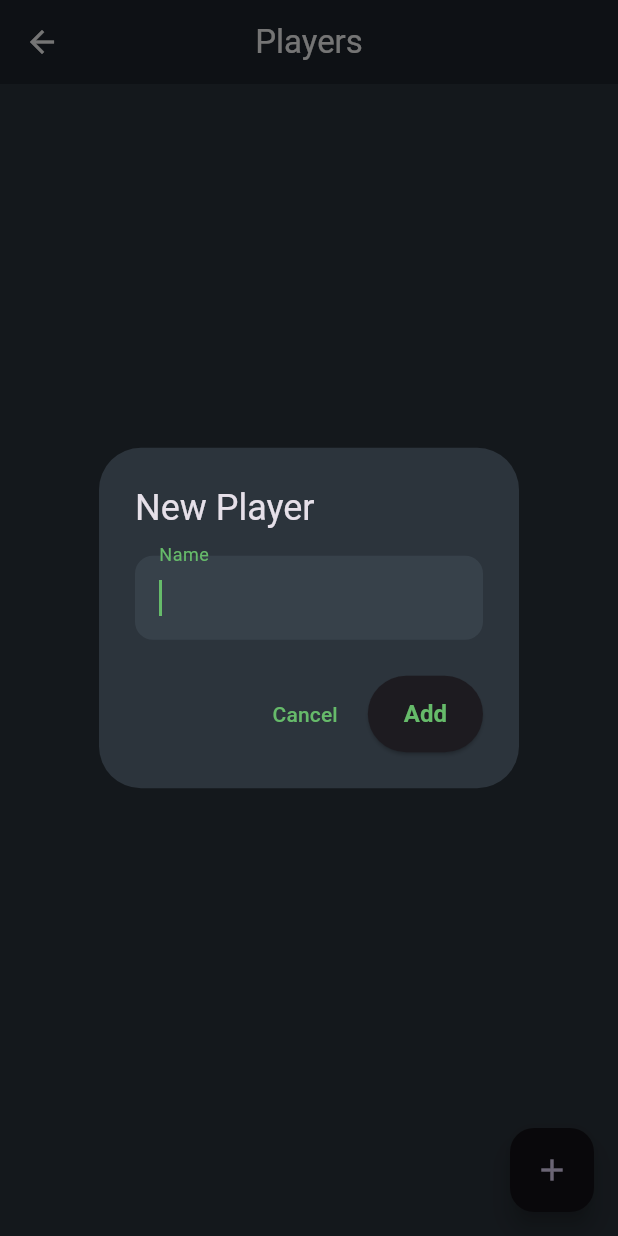
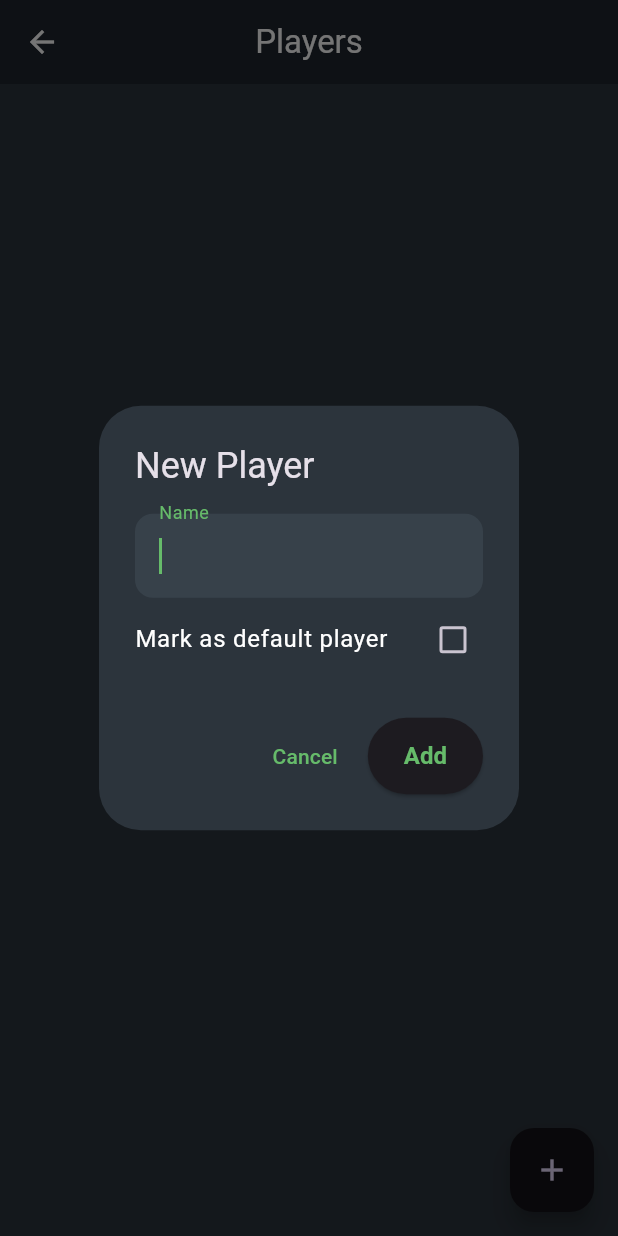
Before and after one commit to nkta/LudoCount, a Flutter app: the PlayerListScreen screen opened by its route, after a tap on the "add" icon, on a phone screen of 412 x 824 dp. Run offline on Flutter 3.47's test engine with Material 3 defaults, Android fonts, the light colour scheme and no system bars; our stand-ins replace hive, hive_flutter; accounts and stored records are empty.

Commit message:
Add default player selection and auto-prefill for new games

```diff
--- a/lib/l10n/app_localizations.dart
+++ b/lib/l10n/app_localizations.dart
@@ -32,8 +32,14 @@ class AppLocalizations {
       'gameTitleHint': 'Soirée Jeux...',
       'defaultGameTitle': 'Partie du {date}',
       'selectPlayers': 'Sélectionnez les joueurs',
+      'quickSelectDefaults': 'Sélectionner les joueurs par défaut ({count})',
+      'quickSelectLast':
+          'Pré-sélectionner les {count} joueurs de la dernière partie',
       'noPlayers': 'Aucun joueur disponible.',
       'createPlayers': 'Créer des joueurs',
+      'defaultPlayer': 'Sélection par défaut',
+      'markAsDefault': 'Marquer comme joueur par défaut',
+      'defaultBadge': 'Par défaut',
       'options': 'Options',
       'inverseScoring': 'Marquage inversé (le plus bas gagne)',
       'inverseScoringSubtitle': 'Ex: Golf, Skyjo...',
@@ -92,8 +98,13 @@ class AppLocalizations {
       'gameTitleHint': 'Game night...',
       'defaultGameTitle': 'Game on {date}',
       'selectPlayers': 'Select players',
+      'quickSelectDefaults': 'Select default players ({count})',
+      'quickSelectLast': 'Preselect last game\'s {count} players',
       'noPlayers': 'No players available.',
       'createPlayers': 'Create players',
+      'defaultPlayer': 'Default selection',
+      'markAsDefault': 'Mark as default player',
+      'defaultBadge': 'Default',
       'options': 'Options',
       'inverseScoring': 'Inverse scoring (lowest wins)',
       'inverseScoringSubtitle': 'Ex: Golf, Skyjo...',
@@ -151,8 +162,14 @@ class AppLocalizations {
       'gameTitleHint': 'Noche de juegos...',
       'defaultGameTitle': 'Partida del {date}',
       'selectPlayers': 'Seleccione los jugadores',
+      'quickSelectDefaults': 'Seleccionar jugadores por defecto ({count})',
+      'quickSelectLast':
+          'Preseleccionar los {count} jugadores de la última partida',
       'noPlayers': 'No hay jugadores disponibles.',
       'createPlayers': 'Crear jugadores',
+      'defaultPlayer': 'Selección por defecto',
+      'markAsDefault': 'Marcar como jugador por defecto',
+      'defaultBadge': 'Por defecto',
       'options': 'Opciones',
       'inverseScoring': 'Puntuación inversa (gana el menor)',
       'inverseScoringSubtitle': 'Ej.: Golf, Skyjo...',
@@ -210,8 +227,13 @@ class AppLocalizations {
       'gameTitleHint': 'Spielabend...',
       'defaultGameTitle': 'Spiel vom {date}',
       'selectPlayers': 'Spieler auswählen',
+      'quickSelectDefaults': 'Standardspieler auswählen ({count})',
+      'quickSelectLast': 'Letzte {count} Spieler vorauswählen',
       'noPlayers': 'Keine Spieler verfügbar.',
       'createPlayers': 'Spieler erstellen',
+      'defaultPlayer': 'Standardauswahl',
+      'markAsDefault': 'Als Standardspieler markieren',
+      'defaultBadge': 'Standard',
       'options': 'Optionen',
       'inverseScoring': 'Umgekehrte Wertung (niedrig gewinnt)',
       'inverseScoringSubtitle': 'z. B. Golf, Skyjo...',
@@ -278,8 +300,15 @@ class AppLocalizations {
   String defaultGameTitle(String date) =>
       _t('defaultGameTitle').replaceFirst('{date}', date);
   String get selectPlayers => _t('selectPlayers');
+  String quickSelectDefaults(int count) =>
+      _t('quickSelectDefaults').replaceFirst('{count}', '$count');
+  String quickSelectLast(int count) =>
+      _t('quickSelectLast').replaceFirst('{count}', '$count');
   String get noPlayers => _t('noPlayers');
   String get createPlayers => _t('createPlayers');
+  String get defaultPlayer => _t('defaultPlayer');
+  String get markAsDefault => _t('markAsDefault');
+  String get defaultBadge => _t('defaultBadge');
   String get options => _t('options');
   String get inverseScoring => _t('inverseScoring');
   String get inverseScoringSubtitle => _t('inverseScoringSubtitle');
--- a/lib/models/player.dart
+++ b/lib/models/player.dart
@@ -10,5 +10,12 @@ class Player extends HiveObject {
   @HiveField(1)
   String name;
 
-  Player({required this.id, required this.name});
+  @HiveField(2)
+  bool isDefault;
+
+  Player({
+    required this.id,
+    required this.name,
+    this.isDefault = false,
+  });
 }
--- a/lib/providers/game_provider.dart
+++ b/lib/providers/game_provider.dart
@@ -15,9 +15,9 @@ class GameProvider extends ChangeNotifier {
 
   // --- Players Logic ---
 
-  Future<void> addPlayer(String name) async {
+  Future<void> addPlayer(String name, {bool isDefault = false}) async {
     final id = _uuid.v4();
-    final newPlayer = Player(id: id, name: name);
+    final newPlayer = Player(id: id, name: name, isDefault: isDefault);
     await _playerBox.put(id, newPlayer);
     notifyListeners();
   }
@@ -29,6 +29,18 @@ class GameProvider extends ChangeNotifier {
 
   Player? getPlayer(String id) {
     return _playerBox.get(id);
+  }
+
+  Future<void> setPlayerDefault(String id, bool isDefault) async {
+    final player = getPlayer(id);
+    if (player == null) return;
+    player.isDefault = isDefault;
+    await player.save();
+    notifyListeners();
+  }
+
+  List<String> getDefaultPlayerIds() {
+    return players.where((p) => p.isDefault).map((p) => p.id).toList();
   }
 
   // --- Game Logic ---
@@ -67,6 +79,14 @@ class GameProvider extends ChangeNotifier {
     if (_gameBox.isEmpty) return null;
     final sortedGames = games; // Utilise le getter trié
     return sortedGames.first;
+  }
+
+  List<String> getPreferredPlayerIds() {
+    final defaults = getDefaultPlayerIds();
+    if (defaults.isNotEmpty) return defaults;
+    final last = getLastGame();
+    if (last == null) return [];
+    return last.playersIds.where((id) => _playerBox.containsKey(id)).toList();
   }
 
   /// Ajoute un nouveau tour avec des scores optionnels (null par défaut)
--- a/lib/screens/player_list_screen.dart
+++ b/lib/screens/player_list_screen.dart
@@ -31,9 +31,28 @@ class PlayerListScreen extends StatelessWidget {
                     child: Text(player.name[0].toUpperCase()),
                   ),
                   title: Text(player.name),
-                  trailing: IconButton(
-                    icon: const Icon(Icons.delete, color: Colors.redAccent),
-                    onPressed: () => _confirmDelete(context, provider, player),
+                  subtitle: player.isDefault
+                      ? Text(
+                          l10n.defaultBadge,
+                          style:
+                              TextStyle(color: Theme.of(context).primaryColor),
+                        )
+                      : null,
+                  trailing: Row(
+                    mainAxisSize: MainAxisSize.min,
+                    children: [
+                      Checkbox(
+                        value: player.isDefault,
+                        onChanged: (value) {
+                          provider.setPlayerDefault(player.id, value ?? false);
+                        },
+                      ),
+                      IconButton(
+                        icon: const Icon(Icons.delete, color: Colors.redAccent),
+                        onPressed: () =>
+                            _confirmDelete(context, provider, player),
+                      ),
+                    ],
                   ),
                 ),
               );
@@ -52,15 +71,30 @@ class PlayerListScreen extends StatelessWidget {
   void _showAddPlayerDialog(BuildContext context) {
     final l10n = AppLocalizations.of(context);
     final controller = TextEditingController();
+    bool defaultChecked = false;
     showDialog(
       context: context,
       builder: (ctx) => AlertDialog(
         title: Text(l10n.newPlayer),
-        content: TextField(
-          controller: controller,
-          decoration: InputDecoration(labelText: l10n.name),
-          autofocus: true,
-          textCapitalization: TextCapitalization.words,
+        content: StatefulBuilder(
+          builder: (context, setState) => Column(
+            mainAxisSize: MainAxisSize.min,
+            children: [
+              TextField(
+                controller: controller,
+                decoration: InputDecoration(labelText: l10n.name),
+                autofocus: true,
+                textCapitalization: TextCapitalization.words,
+              ),
+              CheckboxListTile(
+                contentPadding: EdgeInsets.zero,
+                value: defaultChecked,
+                onChanged: (val) =>
+                    setState(() => defaultChecked = val ?? false),
+                title: Text(l10n.markAsDefault),
+              ),
+            ],
+          ),
         ),
         actions: [
           TextButton(
@@ -70,8 +104,9 @@ class PlayerListScreen extends StatelessWidget {
           ElevatedButton(
             onPressed: () {
               if (controller.text.trim().isNotEmpty) {
-                Provider.of<GameProvider>(context, listen: false)
-                    .addPlayer(controller.text.trim());
+                Provider.of<GameProvider>(context, listen: false).addPlayer(
+                    controller.text.trim(),
+                    isDefault: defaultChecked);
                 Navigator.pop(ctx);
               }
             },
```
Also changed, not shown: lib/screens/game_config_screen.dart (+17 -1 lines), lib/models/player.g.dart.
